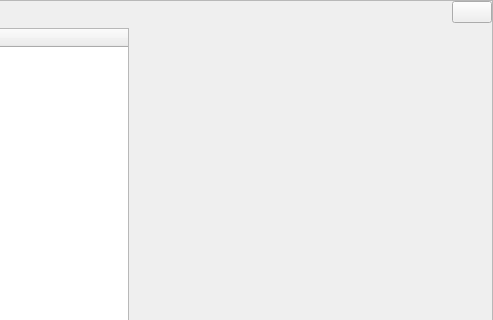
Old version of the form src/gui/dlg.ui in the repository LaM0uette/PySide6_Blank_Project_demo; both pictures show x 231 to 724 and y 0 to 320 of the 724 by 699 pixel window.
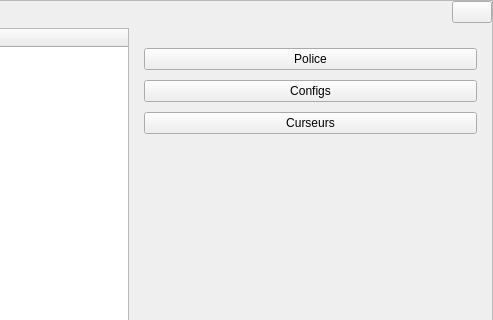
New version of the form. The open tabs and pages were chosen to show the change.

Patch:
```diff
--- a/src/gui/dlg.ui
+++ b/src/gui/dlg.ui
@@ -464,7 +464,59 @@
             <item>
              <widget class="QStackedWidget" name="stk_option">
               <widget class="QWidget" name="pg_opt_menu"/>
-              <widget class="QWidget" name="pg_opt_gen"/>
+              <widget class="QWidget" name="pg_opt_gen">
+               <layout class="QVBoxLayout" name="vlay_pg_opt_gen">
+                <property name="spacing">
+                 <number>10</number>
+                </property>
+                <property name="leftMargin">
+                 <number>10</number>
+                </property>
+                <property name="topMargin">
+                 <number>20</number>
+                </property>
+                <property name="rightMargin">
+                 <number>10</number>
+                </property>
+                <property name="bottomMargin">
+                 <number>10</number>
+                </property>
+                <item>
+                 <widget class="QPushButton" name="pb_opt_gen_font">
+                  <property name="text">
+                   <string>Police</string>
+                  </property>
+                 </widget>
+                </item>
+                <item>
+                 <widget class="QPushButton" name="pb_opt_gen_config">
+                  <property name="text">
+                   <string>Configs</string>
+                  </property>
+                 </widget>
+                </item>
+                <item>
+                 <widget class="QPushButton" name="pb_opt_gen_cur">
+                  <property name="text">
+                   <string>Curseurs</string>
+                  </property>
+                 </widget>
+                </item>
+                <item>
+                 <spacer name="verticalSpacer_6">
+                  <property name="orientation">
+                   <enum>Qt::Vertical</enum>
+                  </property>
+                  <property name="sizeHint" stdset="0">
+                   <size>
+                    <width>20</width>
+                    <height>40</height>
+                   </size>
+                  </property>
+                 </spacer>
+                </item>
+               </layout>
+              </widget>
               <widget class="QWidget" name="pg_opt_font"/>
               <widget class="QWidget" name="pg_opt_config"/>
               <widget class="QWidget" name="pg_opt_cur"/>
```
Left out of the diff: 60 changed lines with no effect on the pictures.
